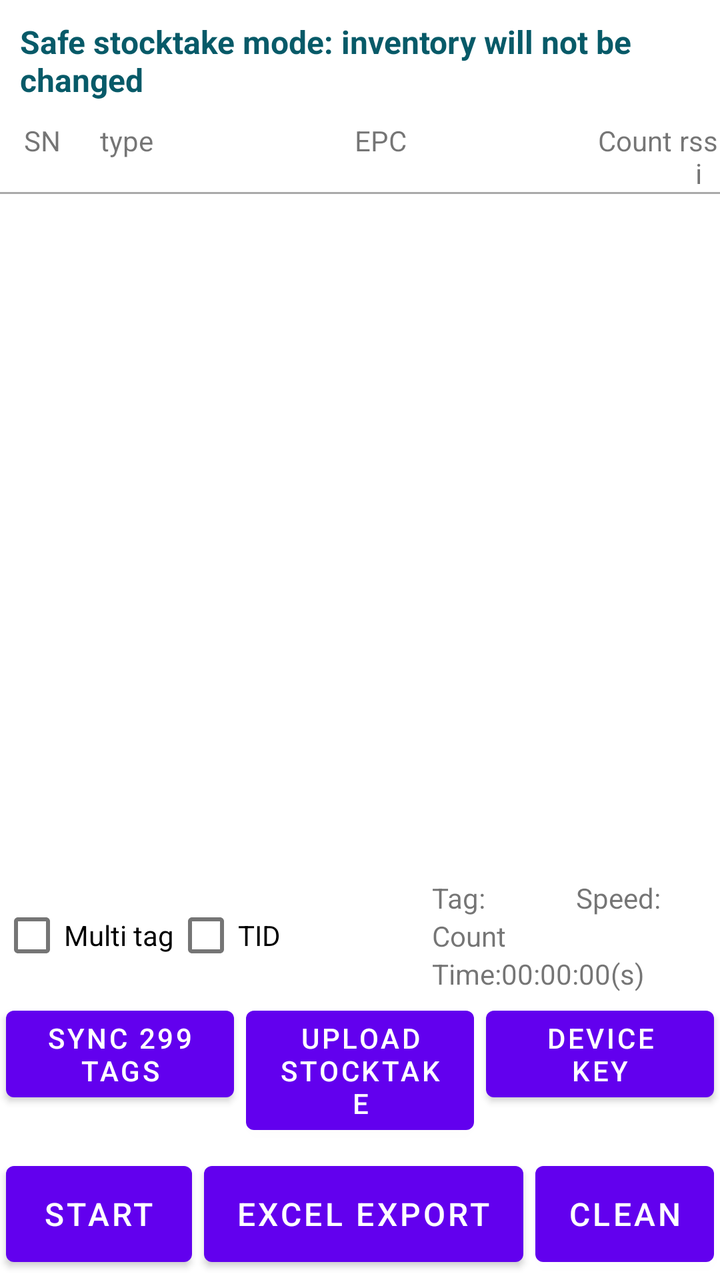
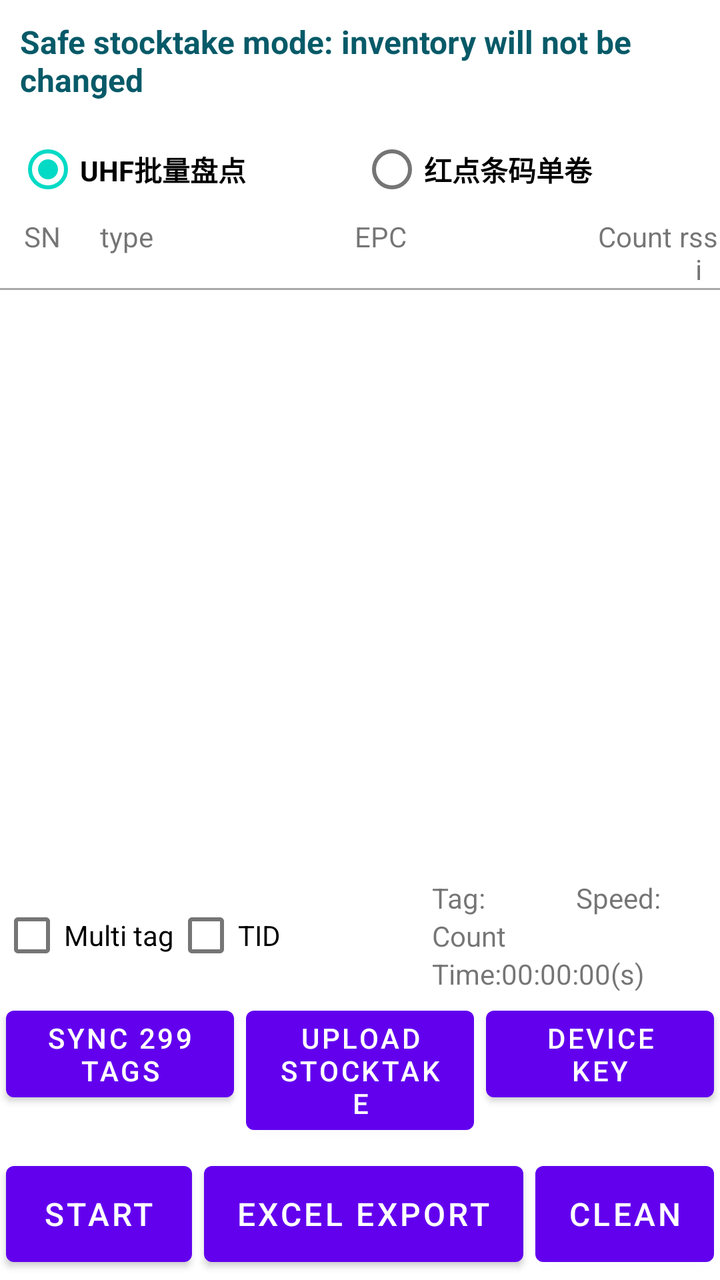

Before-and-after screenshots of an Android layout around one commit, followed by the original layout XML and the change that was made.
<!-- AndroidManifest.xml: application theme Theme.UHFG -->
<!-- res/layout/fragment_inventory.xml -->
<?xml version="1.0" encoding="utf-8"?>
<LinearLayout xmlns:android="http://schemas.android.com/apk/res/android"
    xmlns:tools="http://schemas.android.com/tools"
    android:layout_width="match_parent"
    android:layout_height="match_parent"
    android:orientation="vertical"
    tools:context=".ui.fragment.InventoryFragment">




            <LinearLayout
                android:layout_width="match_parent"
                android:layout_height="wrap_content"
                android:layout_weight="1"
                android:orientation="vertical">

                <TextView
                    android:id="@+id/textView_rfid_status"
                    android:layout_width="match_parent"
                    android:layout_height="wrap_content"
                    android:padding="10dp"
                    android:text="@string/rfid_status_ready"
                    android:textColor="#075A68"
                    android:textSize="16sp"
                    android:textStyle="bold" />

                <LinearLayout
                    android:id="@+id/tabHead"
                    android:layout_width="match_parent"
                    android:layout_height="wrap_content"
                    >

                    <include layout="@layout/inventory_item" />
                </LinearLayout>
                <View
                    android:layout_width="match_parent"
                    android:layout_height="1dp"
                    android:background="@android:color/darker_gray"/>
                <LinearLayout
                    android:layout_width="match_parent"
                    android:layout_height="0dp"
                    android:layout_weight="1"
                    android:orientation="vertical">

                    <ListView
                        android:id="@+id/listview_epc"
                        android:layout_width="match_parent"
                        android:layout_height="match_parent"/>

                    <androidx.recyclerview.widget.RecyclerView
                        android:id="@+id/recycle"
                        android:visibility="gone"
                        android:layout_width="match_parent"
                        android:layout_height="match_parent">

                    </androidx.recyclerview.widget.RecyclerView>
                </LinearLayout>

            </LinearLayout>

    <LinearLayout
        android:layout_width="match_parent"
        android:layout_height="wrap_content"
        android:orientation="vertical">
        <LinearLayout
            android:layout_width="match_parent"
            android:layout_height="wrap_content"
            android:orientation="horizontal">
            <LinearLayout
                android:layout_width="0dp"
                android:layout_height="wrap_content"
                android:orientation="vertical"
                android:layout_gravity="center"
                android:layout_weight="3">
                <LinearLayout
                    android:layout_width="match_parent"
                    android:layout_height="wrap_content"
                    android:orientation="horizontal">
                    <CheckBox
                        android:id="@+id/checkbox_multi_tag"
                        android:layout_width="wrap_content"
                        android:layout_height="wrap_content"
                        android:text="@string/multi_tag"/>
                    <CheckBox
                        android:id="@+id/checkbox_tid"
                        android:layout_width="wrap_content"
                        android:layout_height="wrap_content"
                        android:text="@string/tid"/>
                    <CheckBox
                        android:id="@+id/checkbox_loop"
                        android:layout_width="0dp"
                        android:layout_weight="1"
                        android:checked="true"
                        android:visibility="gone"
                        android:layout_height="wrap_content"
                        android:text="@string/loop"/>
                </LinearLayout>

                <LinearLayout
                    android:layout_width="match_parent"
                    android:layout_height="wrap_content"
                    android:orientation="horizontal">

                </LinearLayout>
            </LinearLayout>
            <LinearLayout
                android:layout_width="0dp"
                android:layout_height="wrap_content"
                android:orientation="vertical"
                android:layout_gravity="center"
                android:layout_weight="2">
                <LinearLayout
                    android:layout_width="match_parent"
                    android:layout_height="wrap_content"
                    android:orientation="horizontal">

                    <LinearLayout
                        android:layout_width="0dp"
                        android:layout_height="wrap_content"
                        android:layout_weight="1">

                        <TextView
                            android:layout_width="wrap_content"
                            android:layout_height="wrap_content"
                            android:text="@string/all_tags"
                             />

                        <TextView
                            android:id="@+id/textView_all_tags"
                            android:layout_width="wrap_content"
                            android:layout_height="wrap_content"
                             />

                    </LinearLayout>

                    <LinearLayout
                        android:layout_width="0dp"
                        android:layout_height="wrap_content"
                        android:layout_weight="1">

                        <TextView
                            android:layout_width="wrap_content"
                            android:layout_height="wrap_content"
                            android:text="@string/speed"
                             />

                        <TextView
                            android:id="@+id/textView_speed"
                            android:layout_width="wrap_content"
                            android:layout_height="wrap_content"
                             />
                    </LinearLayout>

                </LinearLayout>

                <LinearLayout
                    android:layout_width="match_parent"
                    android:layout_height="wrap_content"
                    android:orientation="horizontal">

                    <TextView
                        android:layout_width="wrap_content"
                        android:layout_height="wrap_content"
                        android:text="@string/tag_count"
                         />

                    <TextView
                        android:id="@+id/textView_readCount"
                        android:layout_width="wrap_content"
                        android:layout_height="wrap_content"
                         />

                </LinearLayout>

                <LinearLayout
                    android:layout_width="match_parent"
                    android:layout_height="wrap_content"
                    android:orientation="horizontal">

                    <TextView
                        android:layout_width="wrap_content"
                        android:layout_height="wrap_content"
                        android:text="@string/time"
                         />

                    <TextView
                        android:id="@+id/textView_timeCount"
                        android:layout_width="wrap_content"
                        android:layout_height="wrap_content"
                        android:text="00:00:00(s)"
                         />
                </LinearLayout>
            </LinearLayout>

        </LinearLayout>

        <LinearLayout
            android:layout_width="match_parent"
            android:layout_height="wrap_content"
            android:orientation="horizontal">

            <Button
                android:id="@+id/button_sync_catalog"
                android:layout_width="0dp"
                android:layout_height="wrap_content"
                android:layout_margin="3dp"
                android:layout_weight="1"
                android:text="@string/rfid_catalog_sync" />

            <Button
                android:id="@+id/button_upload_stocktake"
                android:layout_width="0dp"
                android:layout_height="wrap_content"
                android:layout_margin="3dp"
                android:layout_weight="1"
                android:text="@string/rfid_upload_stocktake" />

            <Button
                android:id="@+id/button_device_key"
                android:layout_width="0dp"
                android:layout_height="wrap_content"
                android:layout_margin="3dp"
                android:layout_weight="1"
                android:text="@string/rfid_device_key" />
        </LinearLayout>

        <LinearLayout
            android:layout_width="match_parent"
            android:layout_height="wrap_content"
            android:orientation="horizontal">
            <Button
                android:id="@+id/button_inventory"
                android:layout_width="wrap_content"
                android:layout_height="wrap_content"
                android:layout_weight="1"
                android:minHeight="@dimen/min_height_60dp"
                android:layout_margin="3dp"
                android:textSize="@dimen/text_size_18sp"
                android:text="@string/start_inventory"/>
            <Button
                android:id="@+id/button_cus_read"
                android:layout_width="wrap_content"
                android:layout_height="wrap_content"
                android:minHeight="@dimen/min_height_60dp"
                android:layout_margin="3dp"
                android:textSize="@dimen/text_size_18sp"
                android:visibility="gone"
                android:text="@string/cus_read"/>

            <Button
                android:id="@+id/button_excel"
                android:layout_width="wrap_content"
                android:layout_height="wrap_content"
                android:minHeight="@dimen/min_height_60dp"
                android:layout_margin="3dp"
                android:textSize="@dimen/text_size_18sp"
                android:text="@string/excel_export"/>

            <Button
                android:id="@+id/button_clean"
                android:layout_width="wrap_content"
                android:layout_height="wrap_content"
                android:minHeight="@dimen/min_height_60dp"
                android:layout_margin="3dp"
                android:textSize="@dimen/text_size_18sp"
                android:text="@string/clean"/>
        </LinearLayout>


    </LinearLayout>




</LinearLayout>
<!-- res/layout/inventory_item.xml (included above) -->
<?xml version="1.0" encoding="utf-8"?>
<LinearLayout xmlns:android="http://schemas.android.com/apk/res/android"
    android:layout_width="match_parent"
    android:layout_height="match_parent"
    android:orientation="horizontal">


    <TextView
        android:id="@+id/textView_sn"
        android:layout_width="0dp"
        android:layout_height="wrap_content"
        android:gravity="center"
        android:layout_weight="2"
        android:text="@string/sn" />

    <TextView
        android:id="@+id/textView_type"
        android:layout_width="0dp"
        android:layout_height="wrap_content"
        android:gravity="center"
        android:layout_weight="2"
        android:text="@string/tag_type" />

    <TextView
        android:id="@+id/textView_epc"
        android:layout_width="0dp"
        android:layout_height="wrap_content"
        android:gravity="center"
        android:layout_weight="10"
        android:text="@string/epc" />


    <TextView
        android:id="@+id/textView_count"
        android:layout_width="0dp"
        android:layout_height="wrap_content"
        android:gravity="center"
        android:layout_weight="2"
        android:text="@string/tag_count" />

    <TextView
        android:id="@+id/textView_rssi"
        android:layout_width="0dp"
        android:layout_height="wrap_content"
        android:gravity="center"
        android:layout_weight="1"
        android:text="@string/rssi" />
</LinearLayout>
<!-- resources referenced by this layout -->
<resources>
  <dimen name="min_height_60dp">60dp</dimen>
  <dimen name="text_size_18sp">16sp</dimen>
  <string name="all_tags">Tag:</string>
  <string name="clean">Clean</string>
  <string name="cus_read">Cus read</string>
  <string name="epc">EPC</string>
  <string name="excel_export">Excel export</string>
  <string name="loop">loop</string>
  <string name="multi_tag">Multi tag</string>
  <string name="rfid_catalog_sync">Sync 299 Tags</string>
  <string name="rfid_device_key">Device Key</string>
  <string name="rfid_status_ready">Safe stocktake mode: inventory will not be changed</string>
  <string name="rfid_upload_stocktake">Upload Stocktake</string>
  <string name="rssi">rssi</string>
  <string name="sn">SN</string>
  <string name="speed">Speed:</string>
  <string name="start_inventory">Start</string>
  <string name="tag_count">Count</string>
  <string name="tag_type">type</string>
  <string name="tid">TID</string>
  <string name="time">Time:</string>
  <style name="Theme.UHFG" parent="Theme.MaterialComponents.DayNight.DarkActionBar">
          
          <item name="colorPrimary">@color/purple_500</item>
          <item name="colorPrimaryVariant">@color/purple_700</item>
          <item name="colorOnPrimary">@color/white</item>
          
          <item name="colorSecondary">@color/teal_200</item>
          <item name="colorSecondaryVariant">@color/teal_700</item>
          <item name="colorOnSecondary">@color/black</item>
          
          <item name="android:statusBarColor" tools:targetApi="l">?attr/colorPrimaryVariant</item>
          
          <item name="android:dropDownListViewStyle">@style/mySpinnerStyle</item>
      </style>
  <color name="purple_500">#FF6200EE</color>
  <color name="purple_700">#FF3700B3</color>
  <color name="white">#FFFFFFFF</color>
  <color name="teal_200">#FF03DAC5</color>
  <color name="teal_700">#818787</color>
  <color name="black">#FF000000</color>
  <style name="mySpinnerStyle" parent="android:style/Widget.ListView.DropDown">
          <item name="android:divider">@color/teal_700</item>
          <item name="android:dividerHeight">1dp</item>
      </style>
</resources>

<!-- the commit's change to res/layout/fragment_inventory.xml (unified diff, before → after) -->
@@ -25,6 +25,47 @@
                     android:textSize="16sp"
                     android:textStyle="bold" />
 
+                <RadioGroup
+                    android:id="@+id/radioGroup_scan_mode"
+                    android:layout_width="match_parent"
+                    android:layout_height="wrap_content"
+                    android:orientation="horizontal"
+                    android:paddingLeft="8dp"
+                    android:paddingRight="8dp">
+
+                    <RadioButton
+                        android:id="@+id/radio_mode_uhf"
+                        android:layout_width="0dp"
+                        android:layout_height="wrap_content"
+                        android:layout_weight="1"
+                        android:checked="true"
+                        android:text="@string/rfid_mode_uhf"
+                        android:textStyle="bold" />
+
+                    <RadioButton
+                        android:id="@+id/radio_mode_barcode"
+                        android:layout_width="0dp"
+                        android:layout_height="wrap_content"
+                        android:layout_weight="1"
+                        android:text="@string/rfid_mode_barcode"
+                        android:textStyle="bold" />
+                </RadioGroup>
+
+                <EditText
+                    android:id="@+id/editText_barcode"
+                    android:layout_width="match_parent"
+                    android:layout_height="wrap_content"
+                    android:layout_marginLeft="8dp"
+                    android:layout_marginRight="8dp"
+                    android:background="@android:drawable/edit_text"
+                    android:hint="@string/rfid_barcode_hint"
+                    android:imeOptions="actionDone"
+                    android:inputType="text"
+                    android:maxLines="1"
+                    android:padding="10dp"
+                    android:singleLine="true"
+                    android:visibility="gone" />
+
                 <LinearLayout
                     android:id="@+id/tabHead"
                     android:layout_width="match_parent"
<!-- resource entries referenced after the edit -->
@@ -9,8 +9,11 @@
   <string name="excel_export">Excel export</string>
   <string name="loop">loop</string>
   <string name="multi_tag">Multi tag</string>
+  <string name="rfid_barcode_hint">条码模式：对准单卷条码，按红色扫描键</string>
   <string name="rfid_catalog_sync">Sync 299 Tags</string>
   <string name="rfid_device_key">Device Key</string>
+  <string name="rfid_mode_barcode">红点条码单卷</string>
+  <string name="rfid_mode_uhf">UHF批量盘点</string>
   <string name="rfid_status_ready">Safe stocktake mode: inventory will not be changed</string>
   <string name="rfid_upload_stocktake">Upload Stocktake</string>
   <string name="rssi">rssi</string>
